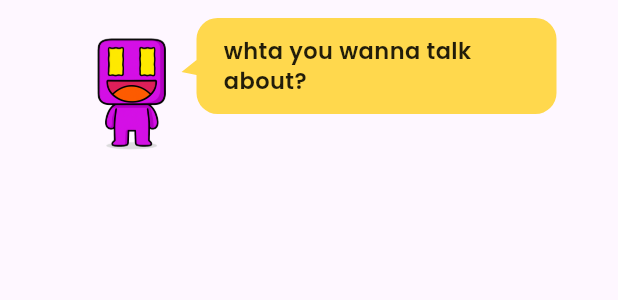
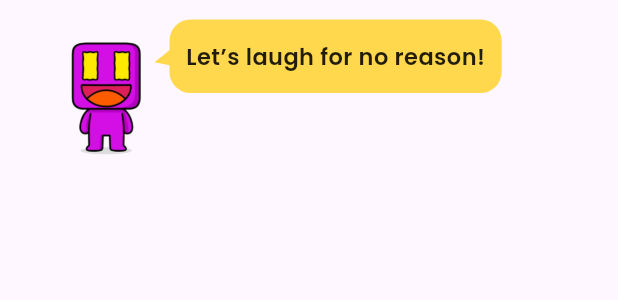
Before and after one commit to joshua20050107-pixel/hozonsuruapuri_english-conversation, a Flutter app: the FuturisticHeader widget shown alone on an empty page, opened directly, on a phone screen of 412 x 824 dp. Shown: the top 300 px of the screen. Run offline on Flutter 3.47's test engine with Material 3 defaults, Android fonts, the phone set to English and light mode, and no system bars; our stand-ins replace google_fonts.

Commit message:
ui完成と進んだ

```diff
--- a/lib/character/animated_character.dart
+++ b/lib/character/animated_character.dart
@@ -30,7 +30,7 @@ class _AnimatedCharacterState extends State<AnimatedCharacter>
 
     _scaleAnimation = Tween(
       begin: 1.0,
-      end: 1.06,
+      end: 1.07,
     ).animate(CurvedAnimation(parent: _controller, curve: Curves.easeInOut));
 
     // 🙂 表情切り替え（7秒ごと）
--- /dev/null
+++ b/lib/character/phrases_jp.dart
@@ -0,0 +1,206 @@
+final List<String> phrasesJp = [
+  // 🗣 2割：日本語
+  "おはよう！",
+  "今日も元気？",
+  "調子はどう？",
+  "いい朝だね！",
+  "まだ眠い？",
+  "朝ごはん食べた？",
+  "今日もがんばろ！",
+  "無理しすぎてない？",
+  "天気いいね！",
+  "最近どう？",
+  "ちょっと休憩しよっか？",
+  "水飲んだ？",
+  "外出た？",
+  "笑顔が一番だね！",
+  "深呼吸しよ！",
+  "いい感じだね！",
+  "昨日はよく寝れた？",
+  "ちょっと話そ！",
+  "今どんな気分？",
+  "おつかれさま！",
+  "リラックスしてね！",
+  "一歩ずつでOK！",
+  "今日はどんな予定？",
+  "コーヒー飲んだ？",
+  "疲れてない？",
+  "たまには休もうね！",
+  "夢に近づいてるね！",
+  "よくやってるよ！",
+  "今日はゆっくり行こ！",
+  "焦らずいこう！",
+  "そのままで大丈夫！",
+  "やる気あるね！",
+  "最近ハマってることある？",
+  "いい波きてるね！",
+  "今日は何話す？",
+  "昨日なにしてた？",
+  "元気出してこ！",
+  "気分転換しよ！",
+  "英語の練習しよ！",
+  "一緒に話そ！",
+
+  // 🌍 8割：カタコト英語 or Easy English
+  "Hey! How’s it going?",
+  "Good morning sunshine!",
+  "Yo! What’s up today?",
+  "Feeling good?",
+  "Let’s crush the day!",
+  "You look ready to roll!",
+  "Rise and shine!",
+  "Time to wake that brain up!",
+  "Ready to talk?",
+  "What’s poppin’?",
+  "Let’s make today awesome!",
+  "Smile! You look better that way 😄",
+  "Let’s vibe together!",
+  "You got that energy today!",
+  "Wanna chat for a bit?",
+  "I’m feeling talkative today!",
+  "Let’s talk about something fun!",
+  "You seem full of ideas!",
+  "Coffee time?",
+  "Good mood only, okay?",
+  "Let’s start strong!",
+  "Today’s gonna be amazing!",
+  "What’s the plan, my friend?",
+  "Feeling inspired?",
+  "You bring good vibes!",
+  "Let’s make some noise!",
+  "Tell me something cool!",
+  "It’s your time to shine!",
+  "What made you smile today?",
+  "You ready to roll?",
+  "Hey hey! I missed you!",
+  "Let’s warm up with a chat!",
+  "Your energy’s contagious!",
+  "You sound happy today!",
+  "That smile suits you!",
+  "Let’s get things started!",
+  "You and me — good combo!",
+  "Let’s make some magic happen!",
+  "High five! ✋",
+  "You look fired up today!",
+  "You ready for another great day?",
+  "Let’s make today count!",
+  "Yo! You in a good mood?",
+  "I like your vibe already!",
+  "You always bring good energy!",
+  "Let’s talk about something random!",
+  "Feeling fresh today?",
+  "New day, new fun!",
+  "How’s your coffee?",
+  "You sound more confident lately!",
+  "That’s the spirit!",
+  "Wanna tell me a secret?",
+  "You’re glowing today!",
+  "I’ve got a good feeling about today!",
+  "Let’s make this moment cool!",
+  "What made you laugh today?",
+  "I like your style!",
+  "You always make things fun!",
+  "Let’s chill and talk.",
+  "You’re my favorite person today!",
+  "Your smile could light up a room!",
+  "Let’s keep this energy going!",
+  "You look unstoppable!",
+  "That’s the vibe I like!",
+  "You’re shining today!",
+  "Wanna do something exciting?",
+  "You got that spark!",
+  "Hey superstar, what’s new?",
+  "It’s a perfect day for good talks!",
+  "You’re full of good energy today!",
+  "Let’s make it a good one!",
+  "Feeling extra today?",
+  "You always make me laugh!",
+  "Let’s do something spontaneous!",
+  "You’re totally in the zone!",
+  "You’re glowing with confidence!",
+  "Hey, I like that energy!",
+  "Let’s chat before the day flies by!",
+  "You’re unstoppable today!",
+  "Let’s gooo!",
+  "You ready to have some fun?",
+  "Let’s make this a chill day!",
+  "You got that weekend energy!",
+  "Feeling lazy or motivated?",
+  "Let's talk about random stuff!",
+  "Good to see you again!",
+  "You look like you’re in a good mood!",
+  "Wanna share your thoughts?",
+  "Tell me your latest idea!",
+  "You seem excited today!",
+  "You’ve got that positive aura!",
+  "How’s everything going?",
+  "Let's make today productive!",
+  "Feeling creative today?",
+  "You look like a dreamer!",
+  "What’s your plan for the day?",
+  "Let’s laugh for no reason!",
+  "You sound full of energy!",
+  "You're such good company!",
+  "You ready to crush it today?",
+  "Hey champ, what’s next?",
+  "Your vibe is unmatched!",
+  "You always bring sunshine!",
+  "What’s on your playlist today?",
+  "You got this, no doubt!",
+  "You make it look easy!",
+  "Let's talk about your goals!",
+  "Feeling lucky today?",
+  "You’re glowing like the sun!",
+  "Hey legend, how’s life?",
+  "You seem extra cool today!",
+  "Let's turn this day around!",
+  "You’re seriously awesome!",
+  "Let’s start with something fun!",
+  "You’re killing it lately!",
+  "You always know how to smile!",
+  "What’s something funny you saw?",
+  "You got that happy face again!",
+  "I like your confidence!",
+  "Let's make this day sparkle!",
+  "Yo! You ready to rock today?",
+  "Let’s make this day unforgettable!",
+  "You’re shining brighter than ever!",
+  "Wanna do something crazy fun?",
+  "Let's keep the good vibes rolling!",
+  "You make everything more fun!",
+  "Let’s bring that fire today! 🔥",
+  "You got that winner energy!",
+  "Hey! Let’s make some noise!",
+  "You always surprise me!",
+  "Feeling awesome today?",
+  "You’re a whole vibe!",
+  "Let's go make memories!",
+  "That smile just made my day!",
+  "You look unstoppable today!",
+  "Let's talk about something wild!",
+  "You’ve got amazing energy!",
+  "I like your spirit!",
+  "Let’s do something legendary!",
+  "You’re my motivation today!",
+  "Let's talk like old friends!",
+  "You’re pure sunshine!",
+  "Let’s keep that smile going!",
+  "You make good days better!",
+  "Let's bring out the good energy!",
+  "You’re absolutely glowing!",
+  "Let’s chase good vibes only!",
+  "You’re on fire today!",
+  "Hey! I love that smile!",
+  "Let's start a good conversation!",
+  "You're the reason today feels bright!",
+  "Let’s celebrate small wins!",
+  "You sound so alive!",
+  "Let's turn up the energy!",
+  "You're full of life today!",
+  "Let's talk and laugh it out!",
+  "You make this moment fun!",
+  "Let's go for good energy only!",
+  "You're one of a kind!",
+  "Let's end the day smiling!",
+  "See you shining, superstar!",
+];
--- /dev/null
+++ b/lib/character/random_speech_bubble.dart
@@ -0,0 +1,44 @@
+import 'dart:async';
+import 'dart:math';
+import 'package:flutter/material.dart';
+import '../character/speech_bubble.dart';
+import '../character/phrases_jp.dart';
+
+class RandomSpeechBubble extends StatefulWidget {
+  const RandomSpeechBubble({super.key});
+
+  @override
+  State<RandomSpeechBubble> createState() => _RandomSpeechBubbleState();
+}
+
+class _RandomSpeechBubbleState extends State<RandomSpeechBubble> {
+  late Timer _timer;
+  final Random _random = Random();
+  late String _currentText;
+
+  @override
+  void initState() {
+    super.initState();
+
+    // 🎲 最初からランダムで1つ選ぶ
+    _currentText = phrasesJp[_random.nextInt(phrasesJp.length)];
+
+    // 12秒ごとに切り替え
+    _timer = Timer.periodic(const Duration(seconds: 12), (_) {
+      setState(() {
+        _currentText = phrasesJp[_random.nextInt(phrasesJp.length)];
+      });
+    });
+  }
+
+  @override
+  void dispose() {
+    _timer.cancel();
+    super.dispose();
+  }
+
+  @override
+  Widget build(BuildContext context) {
+    return SpeechBubble(text: _currentText);
+  }
+}
--- a/lib/character/speech_bubble.dart
+++ b/lib/character/speech_bubble.dart
@@ -10,20 +10,24 @@ class SpeechBubble extends StatelessWidget {
   Widget build(BuildContext context) {
     return ConstrainedBox(
       constraints: const BoxConstraints(
-        maxWidth: 240, // 横幅を制限
+        maxWidth: 230, // 横幅を制限
       ),
       child: CustomPaint(
         painter: SpeechBubblePainter(),
         child: Container(
-          padding: const EdgeInsets.symmetric(horizontal: 18, vertical: 12),
+          padding: const EdgeInsets.symmetric(horizontal: 11, vertical: 12),
+          child: FittedBox(
+            fit: BoxFit.scaleDown, // 🔥 テキストがはみ出す時に自動で縮小
+            alignment: Alignment.centerLeft, // 左寄せ維持
             child: Text(
               text,
               style: GoogleFonts.poppins(
                 fontSize: 15,
                 color: Colors.black87,
                 fontWeight: FontWeight.w600,
-              height: 1.3,
+                height: 1.65,
                 letterSpacing: 0.3,
+              ),
             ),
           ),
         ),
--- a/lib/components/futuristic_header.dart
+++ b/lib/components/futuristic_header.dart
@@ -1,6 +1,6 @@
 import 'package:flutter/material.dart';
 import '../character/animated_character.dart';
-import '../character/speech_bubble.dart';
+import '../character/random_speech_bubble.dart';
 
 class FuturisticHeader extends StatelessWidget {
   const FuturisticHeader({super.key});
@@ -9,6 +9,7 @@ class FuturisticHeader extends StatelessWidget {
   Widget build(BuildContext context) {
     return Padding(
       padding: const EdgeInsets.only(top: 10, left: 16, right: 16),
+
       child: SizedBox(
         width: double.infinity,
         height: 100, // 高さを少し詰める
@@ -17,8 +18,8 @@ class FuturisticHeader extends StatelessWidget {
           children: [
             // 🤖 キャラ
             const Positioned(
-              left: 0,
-              bottom: 0,
+              left: -17,
+              bottom: -3,
               child: SizedBox(
                 width: 80,
                 height: 110,
@@ -28,9 +29,9 @@ class FuturisticHeader extends StatelessWidget {
 
             // 💬 吹き出し（キャラ横で膨らむように調整）
             const Positioned(
-              left: 115, // ← 以前より +14 移動。キャラと被らない距離
-              top: 2, // ← 少し下げて、キャラの口と高さを合わせる
-              child: SpeechBubble(text: 'whta you wanna talk about?'),
+              left: 97, // ← 以前より +14 移動。キャラと被らない距離
+              top: 3, // ← 少し下げて、キャラの口と高さを合わせる
+              child: RandomSpeechBubble(),
             ),
           ],
         ),
--- a/lib/screens/home_screen.dart
+++ b/lib/screens/home_screen.dart
@@ -17,9 +17,13 @@ class HomeScreen extends StatelessWidget {
           gradient: LinearGradient(
             begin: Alignment.topLeft,
             end: Alignment.bottomRight,
-            colors: [Color(0xFF5C45E0), Color(0xFFB592FF)],
+            colors: [
+              Color(0xFF962FBF), // 紫
+              Color(0xFF4F5BD5), // 青紫
+            ],
           ),
         ),
+
         child: SafeArea(
           // 下側の安全領域はナビの分だけ無効化（Gridエリアを広げる）
           bottom: false,
```
Also changed, not shown: lib/character/phrases_en.dart (added, +56 -0 lines), lib/components/talk_card_grid.dart (+95 -24 lines), lib/models/talk_model.dart (added, +19 -0 lines), lib/theme/talkin_colors.dart (added, +18 -0 lines), lib/providers/talk_provider.dart (added), 3 other files. Lines whose indentation alone changed are shown as unchanged.
